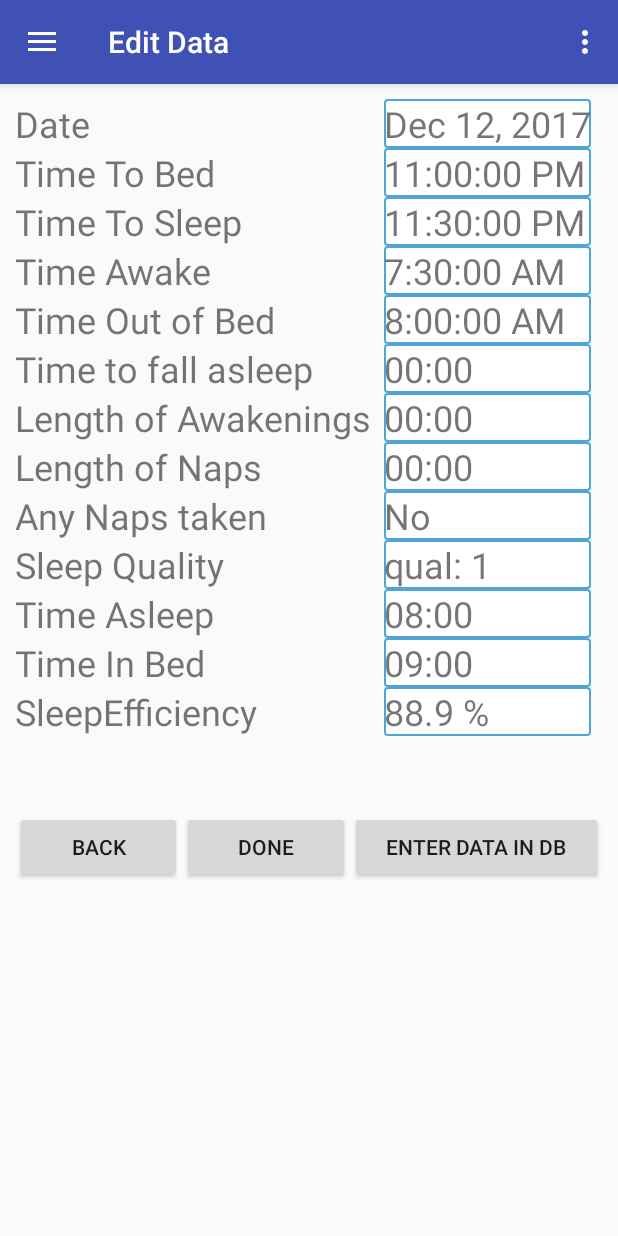
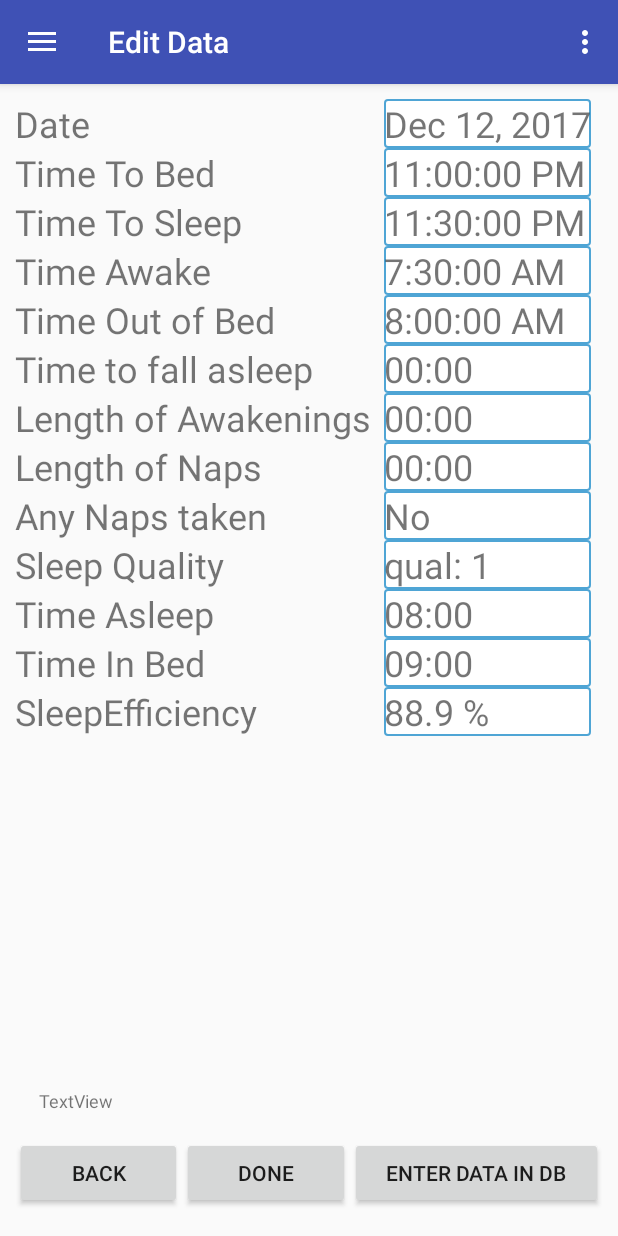
Before and after one commit to Junliu66/SleepyLog, an Android app: the EditDataActivity screen opened directly, with no data from a screen before it, on a phone screen of 412 x 824 dp. Run offline under Robolectric (Android 15) with nearby library versions, the phone set to English and light mode, and no system bars.

Commit message:
fixed stale version from last commit

```diff
--- a/app/src/main/res/layout/content_edit_data.xml
+++ b/app/src/main/res/layout/content_edit_data.xml
@@ -1,5 +1,5 @@
 <?xml version="1.0" encoding="utf-8"?>
-<LinearLayout xmlns:android="http://schemas.android.com/apk/res/android"
+<android.support.constraint.ConstraintLayout xmlns:android="http://schemas.android.com/apk/res/android"
     xmlns:app="http://schemas.android.com/apk/res-auto"
     xmlns:tools="http://schemas.android.com/tools"
     android:layout_width="match_parent"
@@ -14,7 +14,10 @@
     <TableLayout
         android:id="@+id/tableLayout"
         android:layout_width="match_parent"
-        android:layout_height="wrap_content">
+        android:layout_height="wrap_content"
+        app:layout_constraintEnd_toEndOf="parent"
+        app:layout_constraintStart_toStartOf="parent"
+        app:layout_constraintTop_toTopOf="parent">
 
         <TableRow
             android:layout_width="match_parent"
@@ -126,8 +129,8 @@
                 android:id="@+id/tvETime3"
                 android:layout_width="wrap_content"
                 android:layout_height="wrap_content"
+                android:layout_marginStart="8dp"
                 android:background="@drawable/tv_border"
-                android:layout_marginStart="8dp"
                 android:clickable="true"
                 android:onClick="onClickTime"
                 android:tag="@integer/tag3"
@@ -150,9 +153,9 @@
                 android:id="@+id/tvEDuration0"
                 android:layout_width="wrap_content"
                 android:layout_height="wrap_content"
+                android:layout_marginStart="8dp"
                 android:background="@drawable/tv_border"
                 android:clickable="true"
-                android:layout_marginStart="8dp"
                 android:onClick="onClickDuration"
                 android:tag="@integer/tag4"
                 android:text="Duration0"
@@ -174,9 +177,9 @@
                 android:id="@+id/tvEDuration1"
                 android:layout_width="wrap_content"
                 android:layout_height="wrap_content"
+                android:layout_marginStart="8dp"
                 android:background="@drawable/tv_border"
                 android:clickable="true"
-                android:layout_marginStart="8dp"
                 android:onClick="onClickDuration"
                 android:tag="@integer/tag5"
                 android:text="Duration1"
@@ -198,9 +201,9 @@
                 android:id="@+id/tvEDuration2"
                 android:layout_width="wrap_content"
                 android:layout_height="wrap_content"
+                android:layout_marginStart="8dp"
                 android:background="@drawable/tv_border"
                 android:clickable="true"
-                android:layout_marginStart="8dp"
                 android:onClick="onClickDuration"
                 android:tag="@integer/tag6"
                 android:text="Duration2"
@@ -222,8 +225,8 @@
                 android:id="@+id/tvENaps"
                 android:layout_width="wrap_content"
                 android:layout_height="wrap_content"
+                android:layout_marginStart="8dp"
                 android:background="@drawable/tv_border"
-                android:layout_marginStart="8dp"
                 android:clickable="true"
                 android:onClick="onClickNaps"
                 android:text="@string/naps"
@@ -317,21 +320,44 @@
         </TableRow>
     </TableLayout>
 
+
+    <Spinner
+        android:id="@+id/spinnerSleepQuality"
+        android:layout_width="wrap_content"
+        android:layout_height="34dp"
+        android:entries="@array/sleep_quality_array"
+        android:prompt="@string/sleep_quality_prompt"
+        app:layout_constraintEnd_toEndOf="parent"
+        app:layout_constraintTop_toBottomOf="@+id/tableLayout"
+        android:visibility="invisible"/>
+
     <ScrollView
         android:layout_width="match_parent"
-        android:layout_height="50dp">
+        android:layout_height="wrap_content"
+        android:layout_marginBottom="8dp"
+        app:layout_constraintBottom_toTopOf="@+id/linearLayout"
+        tools:layout_editor_absoluteX="0dp">
 
         <TextView
             android:id="@+id/tvDisplayTest"
             android:layout_width="match_parent"
             android:layout_height="wrap_content"
-            android:textSize="14sp" />
+            android:layout_marginBottom="8dp"
+            android:layout_marginEnd="8dp"
+            android:layout_marginStart="16dp"
+            android:layout_marginTop="8dp"
+            android:text="TextView"
+            android:textSize="12sp" />
     </ScrollView>
 
     <LinearLayout
+        android:id="@+id/linearLayout"
         android:layout_width="match_parent"
-        android:layout_height="match_parent"
-        android:orientation="horizontal">
+        android:layout_height="wrap_content"
+        android:layout_marginBottom="8dp"
+        android:orientation="horizontal"
+        app:layout_constraintBottom_toBottomOf="parent"
+        tools:layout_editor_absoluteX="75dp">
 
         <Button
             android:id="@+id/btnBack"
@@ -358,4 +384,4 @@
             android:text="@string/enter_data_in_db" />
     </LinearLayout>
 
-</LinearLayout>
+</android.support.constraint.ConstraintLayout>
```
